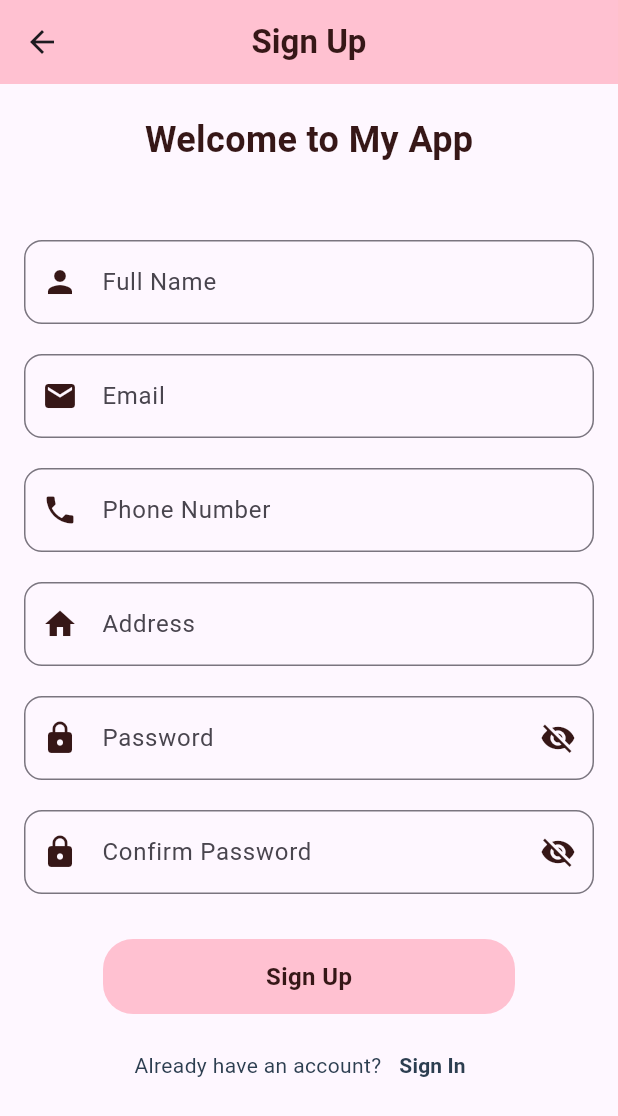
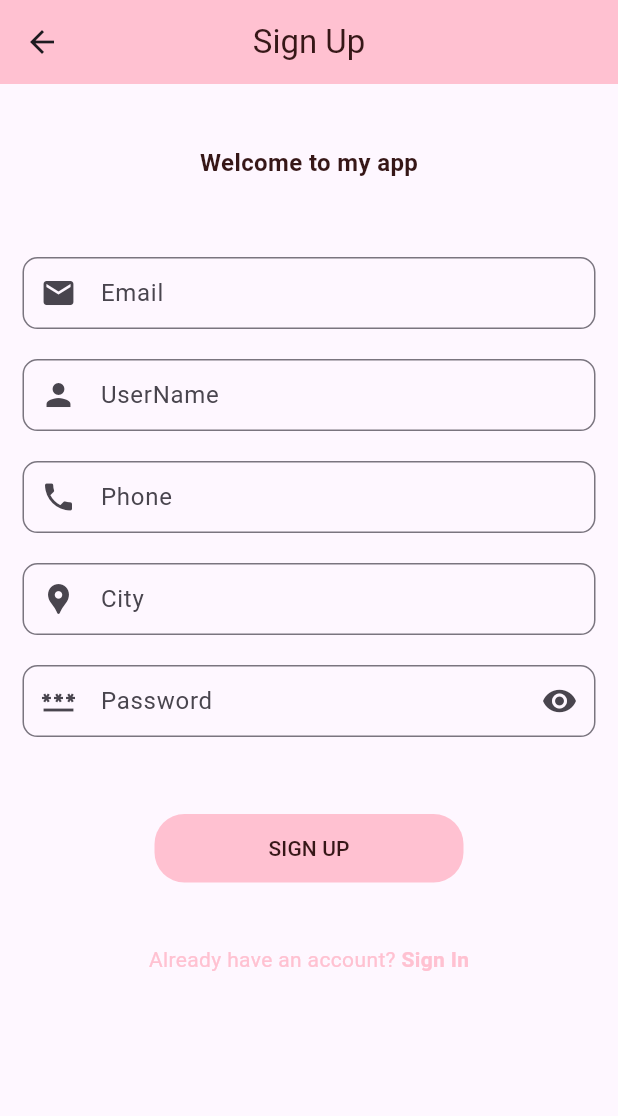
Before and after one commit to SyedMuhammadTalha02/Baby-Shop-Mobile-App, a Flutter app: the SignUpScreen screen opened directly, on a phone screen of 412 x 824 dp. Shown: the top 1116 px of the screen. Run offline on Flutter 3.47's test engine with Material 3 defaults, Android fonts, the phone set to English and light mode, and no system bars; our stand-ins replace cloud_firestore, firebase_auth, firebase_core, flutter_easyloading, flutter_keyboard_visibility, get and 2 more; accounts and stored records are empty.

Commit message:
SignUp Work by kainat

```diff
--- a/lib/Screens/auth-ui/sign-up-screen.dart
+++ b/lib/Screens/auth-ui/sign-up-screen.dart
@@ -1,8 +1,14 @@
+// ignore_for_file: prefer_const_constructors, prefer_const_literals_to_create_immutables, avoid_unnecessary_containers, file_names, unused_local_variable
+
+import 'package:baby_shop/Screens/auth-ui/sign-in-screen.dart';
+import 'package:firebase_auth/firebase_auth.dart';
 import 'package:flutter/material.dart';
+import 'package:flutter_keyboard_visibility/flutter_keyboard_visibility.dart';
 import 'package:get/get.dart';
 
 import '../../Utils/app-constant.dart';
-import 'sign-in-screen.dart';
+import '../../controllers/sign-up-controller.dart';
+import '../../services/notification_service.dart';
 
 class SignUpScreen extends StatefulWidget {
   const SignUpScreen({super.key});
@@ -12,166 +18,249 @@ class SignUpScreen extends StatefulWidget {
 }
 
 class _SignUpScreenState extends State<SignUpScreen> {
+  final SignUpController signUpController = Get.put(SignUpController());
+  TextEditingController username = TextEditingController();
+  TextEditingController userEmail = TextEditingController();
+  TextEditingController userPhone = TextEditingController();
+  TextEditingController userCity = TextEditingController();
+  TextEditingController userPassword = TextEditingController();
+
   @override
   Widget build(BuildContext context) {
+    return KeyboardVisibilityBuilder(builder: (context, isKeyboardVisible) {
       return Scaffold(
         appBar: AppBar(
           backgroundColor: AppConstant.appSecondryColor,
           centerTitle: true,
           title: Text(
             "Sign Up",
+            style: TextStyle(color: AppConstant.appTextColor),
+          ),
+        ),
+        body: SingleChildScrollView(
+          physics: BouncingScrollPhysics(),
+          child: Container(
+            child: Column(
+              children: [
+                SizedBox(
+                  height: Get.height / 20,
+                ),
+                Container(
+                  alignment: Alignment.center,
+                  child: Text(
+                    "Welcome to my app",
                     style: TextStyle(
                         color: AppConstant.appTextColor,
                         fontWeight: FontWeight.bold,
+                        fontSize: 16.0),
                   ),
                 ),
+                SizedBox(
+                  height: Get.height / 20,
                 ),
-      body: SingleChildScrollView(
-        child: Column(
-          children: [
-            // Welcome Text Section
                 Container(
-              width: double.infinity,
-              padding: EdgeInsets.symmetric(vertical: 20.0),
-              child: Center(
-                child: Text(
-                  "Welcome to My App",
-                  style: TextStyle(
-                    fontSize: 24.0,
-                    fontWeight: FontWeight.bold,
-                    color: AppConstant.appTextColor,
+                  margin: EdgeInsets.symmetric(horizontal: 5.0),
+                  width: Get.width,
+                  child: Padding(
+                    padding: const EdgeInsets.all(10.0),
+                    child: TextFormField(
+                      controller: userEmail,
+                      cursorColor: AppConstant.appTextColor,
+                      keyboardType: TextInputType.emailAddress,
+                      decoration: InputDecoration(
+                        hintText: "Email",
+                        prefixIcon: Icon(Icons.email),
+                        contentPadding: EdgeInsets.only(top: 2.0, left: 8.0),
+                        border: OutlineInputBorder(
+                          borderRadius: BorderRadius.circular(10.0),
                         ),
                       ),
                     ),
                   ),
-            SizedBox(height: 20.0),
-            Padding(
-              padding: const EdgeInsets.symmetric(horizontal: 16.0),
-              child: Column(
-                crossAxisAlignment: CrossAxisAlignment.center,
+                ),
+                Container(
+                  margin: EdgeInsets.symmetric(horizontal: 5.0),
+                  width: Get.width,
+                  child: Padding(
+                    padding: const EdgeInsets.all(10.0),
+                    child: TextFormField(
+                      controller: username,
+                      cursorColor: AppConstant.appSecondryColor,
+                      keyboardType: TextInputType.name,
+                      decoration: InputDecoration(
+                        hintText: "UserName",
+                        prefixIcon: Icon(Icons.person),
+                        contentPadding: EdgeInsets.only(top: 2.0, left: 8.0),
+                        border: OutlineInputBorder(
+                          borderRadius: BorderRadius.circular(10.0),
+                        ),
+                      ),
+                    ),
+                  ),
+                ),
+                Container(
+                  margin: EdgeInsets.symmetric(horizontal: 5.0),
+                  width: Get.width,
+                  child: Padding(
+                    padding: const EdgeInsets.all(10.0),
+                    child: TextFormField(
+                      controller: userPhone,
+                      cursorColor: AppConstant.appSecondryColor,
+                      keyboardType: TextInputType.number,
+                      decoration: InputDecoration(
+                        hintText: "Phone",
+                        prefixIcon: Icon(Icons.phone),
+                        contentPadding: EdgeInsets.only(top: 2.0, left: 8.0),
+                        border: OutlineInputBorder(
+                          borderRadius: BorderRadius.circular(10.0),
+                        ),
+                      ),
+                    ),
+                  ),
+                ),
+                Container(
+                  margin: EdgeInsets.symmetric(horizontal: 5.0),
+                  width: Get.width,
+                  child: Padding(
+                    padding: const EdgeInsets.all(10.0),
+                    child: TextFormField(
+                      controller: userCity,
+                      cursorColor: AppConstant.appSecondryColor,
+                      keyboardType: TextInputType.streetAddress,
+                      decoration: InputDecoration(
+                        hintText: "City",
+                        prefixIcon: Icon(Icons.location_pin),
+                        contentPadding: EdgeInsets.only(top: 2.0, left: 8.0),
+                        border: OutlineInputBorder(
+                          borderRadius: BorderRadius.circular(10.0),
+                        ),
+                      ),
+                    ),
+                  ),
+                ),
+                Container(
+                  margin: EdgeInsets.symmetric(horizontal: 5.0),
+                  width: Get.width,
+                  child: Padding(
+                    padding: const EdgeInsets.all(10.0),
+                    child: Obx(
+                      () => TextFormField(
+                        controller: userPassword,
+                        obscureText: signUpController.isPasswordVisible.value,
+                        cursorColor: AppConstant.appSecondryColor,
+                        keyboardType: TextInputType.visiblePassword,
+                        decoration: InputDecoration(
+                          hintText: "Password",
+                          prefixIcon: Icon(Icons.password),
+                          suffixIcon: GestureDetector(
+                            onTap: () {
+                              signUpController.isPasswordVisible.toggle();
+                            },
+                            child: signUpController.isPasswordVisible.value
+                                ? Icon(Icons.visibility_off)
+                                : Icon(Icons.visibility),
+                          ),
+                          contentPadding: EdgeInsets.only(top: 2.0, left: 8.0),
+                          border: OutlineInputBorder(
+                            borderRadius: BorderRadius.circular(10.0),
+                          ),
+                        ),
+                      ),
+                    ),
+                  ),
+                ),
+                SizedBox(
+                  height: Get.height / 20,
+                ),
+                Material(
+                  child: Container(
+                    width: Get.width / 2,
+                    height: Get.height / 18,
+                    decoration: BoxDecoration(
+                      color: AppConstant.appSecondryColor,
+                      borderRadius: BorderRadius.circular(20.0),
+                    ),
+                    child: TextButton(
+                      child: Text(
+                        "SIGN UP",
+                        style: TextStyle(color: AppConstant.appTextColor),
+                      ),
+                      onPressed: () async {
+                        NotificationService notificationService =
+                            NotificationService();
+                        String name = username.text.trim();
+                        String email = userEmail.text.trim();
+                        String phone = userPhone.text.trim();
+                        String city = userCity.text.trim();
+                        String password = userPassword.text.trim();
+                        String userDeviceToken = '';
+
+                        if (name.isEmpty ||
+                            email.isEmpty ||
+                            phone.isEmpty ||
+                            city.isEmpty ||
+                            password.isEmpty) {
+                          Get.snackbar(
+                            "Error",
+                            "Please enter all details",
+                            snackPosition: SnackPosition.BOTTOM,
+                            backgroundColor: AppConstant.appSecondryColor,
+                            colorText: AppConstant.appTextColor,
+                          );
+                        } else {
+                          UserCredential? userCredential =
+                              await signUpController.signUpMethod(
+                            name,
+                            email,
+                            phone,
+                            city,
+                            password,
+                            userDeviceToken,
+                          );
+
+                          if (userCredential != null) {
+                            Get.snackbar(
+                              "Verification email sent.",
+                              "Please check your email.",
+                              snackPosition: SnackPosition.BOTTOM,
+                              backgroundColor: AppConstant.appSecondryColor,
+                              colorText: AppConstant.appTextColor,
+                            );
+
+                            FirebaseAuth.instance.signOut();
+                            Get.offAll(() => SignInScreen());
+                          }
+                        }
+                      },
+                    ),
+                  ),
+                ),
+                SizedBox(
+                  height: Get.height / 20,
+                ),
+                Row(
+                  mainAxisAlignment: MainAxisAlignment.center,
                   children: [
-                  _buildTextField(
-                    hintText: 'Full Name',
-                    prefixIcon: Icons.person,
+                    Text(
+                      "Already have an account? ",
+                      style: TextStyle(color: AppConstant.appSecondryColor),
                     ),
-                  _buildTextField(
-                    hintText: 'Email',
-                    prefixIcon: Icons.email,
-                  ),
-                  _buildTextField(
-                    hintText: 'Phone Number',
-                    prefixIcon: Icons.phone,
-                    keyboardType: TextInputType.phone,
-                  ),
-                  _buildTextField(
-                    hintText: 'Address',
-                    prefixIcon: Icons.home,
-                  ),
-                  _buildTextField(
-                    hintText: 'Password',
-                    prefixIcon: Icons.lock,
-                    obscureText: true,
-                    suffixIcon: Icons.visibility_off,
-                  ),
-                  _buildTextField(
-                    hintText: 'Confirm Password',
-                    prefixIcon: Icons.lock,
-                    obscureText: true,
-                    suffixIcon: Icons.visibility_off,
-                  ),
-                  SizedBox(height: 20.0),
-                  _buildSignUpButton(),
-                  SizedBox(height: 10.0),
-                  _buildSignInText(), // Already have an account section
-                ],
+                    GestureDetector(
+                      onTap: () => Get.offAll(() => SignInScreen()),
+                      child: Text(
+                        "Sign In",
+                        style: TextStyle(
+                            color: AppConstant.appSecondryColor,
+                            fontWeight: FontWeight.bold),
                       ),
                     ),
                   ],
-        ),
-      ),
-    );
-  }
-
-  Widget _buildTextField({
-    required String hintText,
-    required IconData prefixIcon,
-    bool obscureText = false,
-    IconData? suffixIcon,
-    TextInputType keyboardType = TextInputType.text,
-  }) {
-    return Container(
-      margin: const EdgeInsets.symmetric(vertical: 10.0),
-      child: TextFormField(
-        obscureText: obscureText,
-        cursorColor: AppConstant.appSecondryColor,
-        keyboardType: keyboardType,
-        decoration: InputDecoration(
-          hintText: hintText,
-          prefixIcon: Icon(prefixIcon, color: AppConstant.appTextColor),
-          suffixIcon: suffixIcon != null
-              ? Icon(suffixIcon, color: AppConstant.appTextColor)
-              : null,
-          contentPadding: const EdgeInsets.all(16.0),
-          border: OutlineInputBorder(
-            borderRadius: BorderRadius.circular(12.0),
-          ),
-          focusedBorder: OutlineInputBorder(
-            borderRadius: BorderRadius.circular(12.0),
-            borderSide: BorderSide(color: AppConstant.appTextColor),
+                )
+              ],
             ),
           ),
         ),
       );
-  }
-
-  Widget _buildSignUpButton() {
-    return InkWell(
-      onTap: () {
-        // Add your sign-up logic here
-      },
-      borderRadius: BorderRadius.circular(20),
-      child: Container(
-        width: Get.width / 1.5,
-        height: 50.0,
-        alignment: Alignment.center,
-        decoration: BoxDecoration(
-          color: AppConstant.appSecondryColor,
-          borderRadius: BorderRadius.circular(20),
-        ),
-        child: Text(
-          'Sign Up',
-          style: TextStyle(
-            color: AppConstant.appTextColor,
-            fontWeight: FontWeight.bold,
-            fontSize: 16,
-          ),
-        ),
-      ),
-    );
-  }
-
-  Widget _buildSignInText() {
-    return Row(
-      mainAxisAlignment: MainAxisAlignment.center,
-      children: [
-        Text(
-          "Already have an account?",
-          style: TextStyle(color: AppConstant.appStatusBarColor),
-        ),
-        TextButton(
-          onPressed: () {
-            // Navigate to the sign-in page
-            Get.to(() => SignInScreen());
-          },
-          child: Text(
-            'Sign In',
-            style: TextStyle(
-              color: AppConstant.appStatusBarColor,
-              fontWeight: FontWeight.bold,
-            ),
-          ),
-        ),
-      ],
-    );
+    });
   }
 }
--- a/lib/Screens/auth-ui/welcome-screen.dart
+++ b/lib/Screens/auth-ui/welcome-screen.dart
@@ -101,7 +101,8 @@ class WelcomeScreem extends StatelessWidget {
                     style: TextStyle(color: AppConstant.appTextColor),
                   ),
                   onPressed: () {
-                    Get.to(SignInScreen()); // Replace with your desired screen
+                    Get.to(() =>
+                        SignInScreen()); // Replace with your desired screen
                   },
                 ),
               ),
--- /dev/null
+++ b/lib/services/notification_service.dart
@@ -0,0 +1 @@
+class NotificationService {}
```
Also changed, not shown: lib/Controllers/sign-up-controller.dart (added, +91 -0 lines), pubspec.yaml (+6 -5 lines), pubspec.lock, 1 other file. Lines whose indentation alone changed are shown as unchanged.
